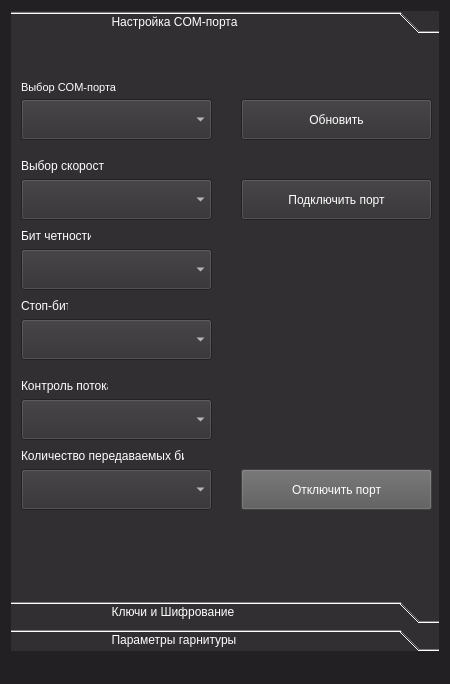
Qt form ApplicBeta/mainwindow.ui (SlavaZhuck/HandsFree_Qt) before a commit.
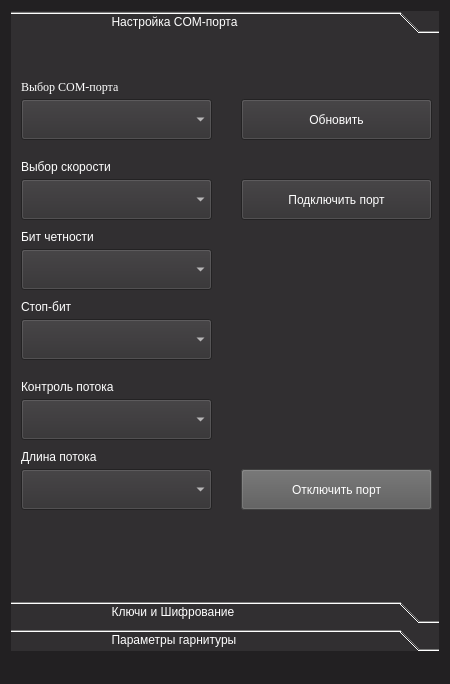
The same form after that commit.

What changed in the file:
```diff
--- a/ApplicBeta/mainwindow.ui
+++ b/ApplicBeta/mainwindow.ui
@@ -71,7 +71,7 @@
          <x>0</x>
          <y>0</y>
          <width>432</width>
-         <height>529</height>
+         <height>517</height>
         </rect>
        </property>
        <attribute name="label">
@@ -82,14 +82,14 @@
          <rect>
           <x>10</x>
           <y>40</y>
-          <width>101</width>
+          <width>141</width>
           <height>16</height>
          </rect>
         </property>
         <property name="font">
          <font>
-          <family>Arial</family>
-          <pointsize>8</pointsize>
+          <family>Liberation Serif</family>
+          <pointsize>9</pointsize>
           <weight>50</weight>
           <italic>false</italic>
           <bold>false</bold>
@@ -123,8 +123,8 @@
          <rect>
           <x>10</x>
           <y>120</y>
-          <width>83</width>
-          <height>14</height>
+          <width>111</width>
+          <height>16</height>
          </rect>
         </property>
         <property name="styleSheet">
@@ -149,8 +149,8 @@
          <rect>
           <x>10</x>
           <y>260</y>
-          <width>47</width>
-          <height>14</height>
+          <width>111</width>
+          <height>16</height>
          </rect>
         </property>
         <property name="styleSheet">
@@ -185,8 +185,8 @@
          <rect>
           <x>10</x>
           <y>190</y>
-          <width>70</width>
-          <height>14</height>
+          <width>101</width>
+          <height>16</height>
          </rect>
         </property>
         <property name="styleSheet">
@@ -228,8 +228,8 @@
          <rect>
           <x>10</x>
           <y>340</y>
-          <width>87</width>
-          <height>14</height>
+          <width>181</width>
+          <height>16</height>
          </rect>
         </property>
         <property name="styleSheet">
@@ -288,15 +288,15 @@
          <rect>
           <x>10</x>
           <y>410</y>
-          <width>163</width>
-          <height>14</height>
+          <width>181</width>
+          <height>16</height>
          </rect>
         </property>
         <property name="styleSheet">
          <string notr="true">font: 8pt &quot;Arial&quot;;</string>
         </property>
         <property name="text">
-         <string>Количество передаваемых бит</string>
+         <string>Длина потока</string>
         </property>
        </widget>
       </widget>
```
Left out of the diff: 67 changed lines with no effect on the pictures.
